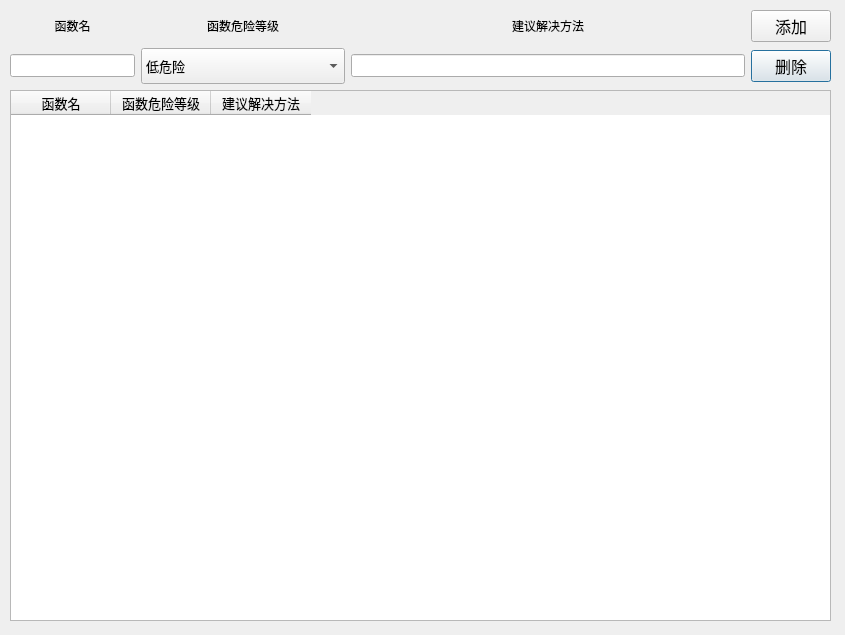
The window that src/ui/py_ui/manage.ui (daxuanzi515/CodeReview) describes before a commit, drawn with Qt 5.
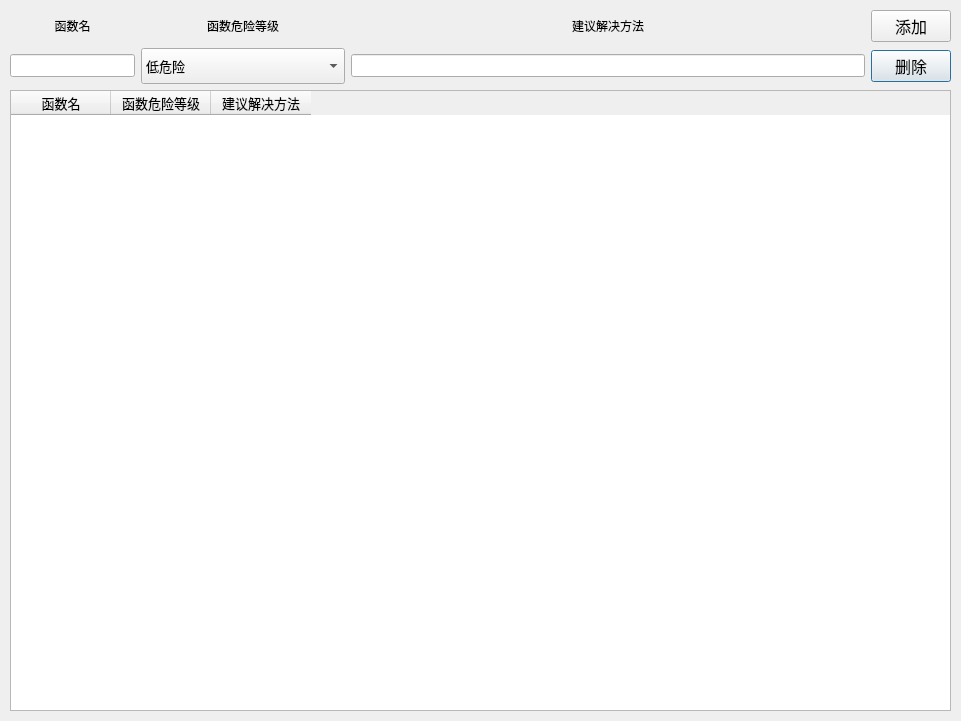
The same window after the commit.

Diff of the .ui file:
```diff
--- a/src/ui/py_ui/manage.ui
+++ b/src/ui/py_ui/manage.ui
@@ -6,8 +6,8 @@
    <rect>
     <x>0</x>
     <y>0</y>
-    <width>845</width>
-    <height>635</height>
+    <width>961</width>
+    <height>721</height>
    </rect>
   </property>
   <property name="windowTitle">
@@ -18,8 +18,8 @@
     <rect>
      <x>10</x>
      <y>10</y>
-     <width>821</width>
-     <height>611</height>
+     <width>941</width>
+     <height>701</height>
     </rect>
    </property>
    <layout class="QVBoxLayout" name="verticalLayout">
```
